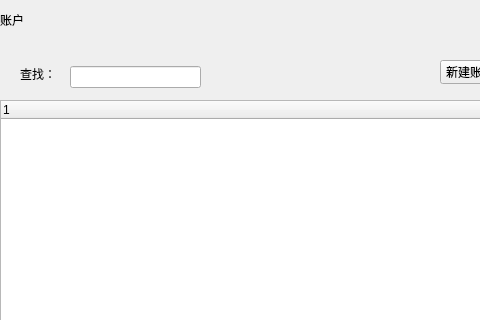
Before: the Qt Designer form popwidget/AccountWidget.ui in HcashOrg/HX-IDE, drawn with Qt 5; both pictures show x 0 to 480 and y 0 to 320 of the 600 by 401 pixel window.
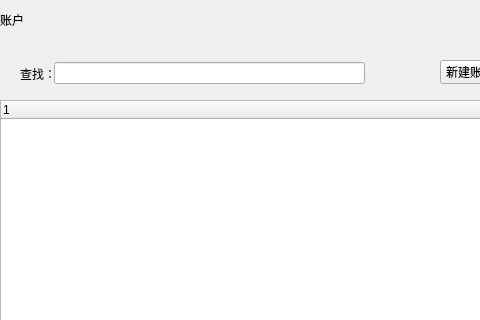
After: the same form once the commit is applied.

The edit to the form file:
```diff
--- a/popwidget/AccountWidget.ui
+++ b/popwidget/AccountWidget.ui
@@ -47,9 +47,9 @@
   <widget class="QLineEdit" name="lineEdit">
    <property name="geometry">
     <rect>
-     <x>70</x>
-     <y>66</y>
-     <width>131</width>
+     <x>54</x>
+     <y>62</y>
+     <width>311</width>
      <height>22</height>
     </rect>
    </property>
```
